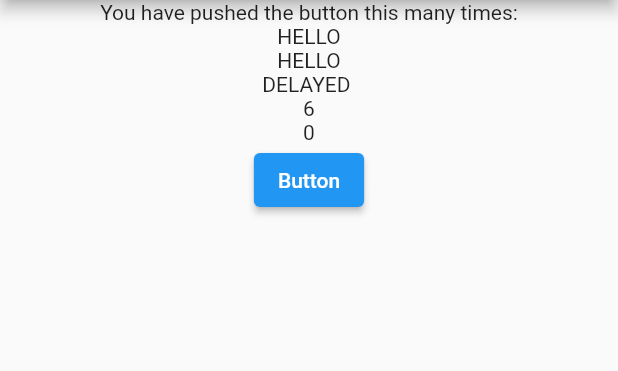
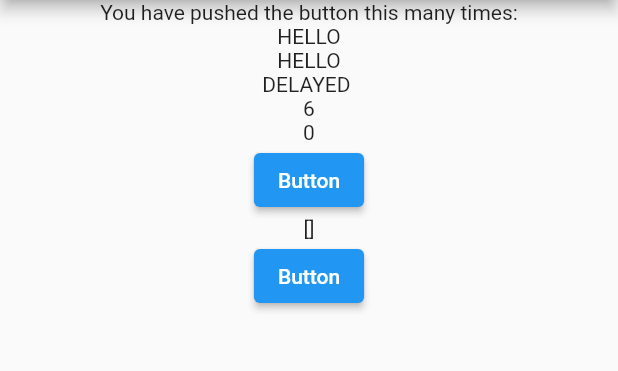
Before and after one commit to Luecy1/riverpod_study, a Flutter app: the screen it shows after launch, on a phone screen of 412 x 824 dp, the part 84-455 px from its top. Run offline on Flutter 3.47's test engine with Material 2 defaults, Android fonts, the phone set to English and light mode, and no system bars; our stand-ins replace flutter_riverpod.

Commit message:
state notifier

```diff
--- a/lib/main.dart
+++ b/lib/main.dart
@@ -77,6 +77,7 @@ class _MyHomePageState extends State<MyHomePage> {
               },
             ),
             StateProviderComsumer(),
+            TodoConsumer(),
           ],
         ),
       ),
@@ -111,3 +112,20 @@ class StateProviderComsumer extends ConsumerWidget {
     );
   }
 }
+
+class TodoConsumer extends ConsumerWidget {
+  @override
+  Widget build(BuildContext context, WidgetRef ref) {
+    return Column(
+      children: [
+        Text(ref.watch(todoNotifierProvider).toString()),
+        ElevatedButton(
+          onPressed: () {
+            ref.read(todoNotifierProvider.notifier).addTodo();
+          },
+          child: const Text('Button'),
+        ),
+      ],
+    );
+  }
+}
```
Also changed, not shown: lib/riverpod.dart (+46 -0 lines).
